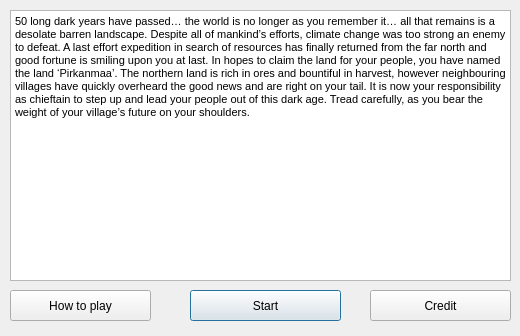
First picture: the form in Game/startdialog.ui, repository hoanhle/Colonization-Game, before the edit.
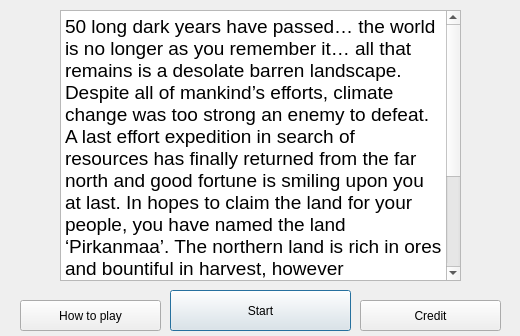
Second picture: the form after the edit.

```diff
--- a/Game/startdialog.ui
+++ b/Game/startdialog.ui
@@ -16,9 +16,9 @@
   <widget class="QTextBrowser" name="textBrowser">
    <property name="geometry">
     <rect>
-     <x>10</x>
+     <x>60</x>
      <y>10</y>
-     <width>501</width>
+     <width>401</width>
      <height>271</height>
     </rect>
    </property>
@@ -26,17 +26,17 @@
     <string>&lt;!DOCTYPE HTML PUBLIC &quot;-//W3C//DTD HTML 4.0//EN&quot; &quot;http://www.w3.org/TR/REC-html40/strict.dtd&quot;&gt;
 &lt;html&gt;&lt;head&gt;&lt;meta name=&quot;qrichtext&quot; content=&quot;1&quot; /&gt;&lt;style type=&quot;text/css&quot;&gt;
 p, li { white-space: pre-wrap; }
-&lt;/style&gt;&lt;/head&gt;&lt;body style=&quot; font-family:'MS Shell Dlg 2'; font-size:8pt; font-weight:400; font-style:normal;&quot;&gt;
-&lt;p style=&quot; margin-top:12px; margin-bottom:12px; margin-left:0px; margin-right:0px; -qt-block-indent:0; text-indent:0px;&quot;&gt;&lt;span style=&quot; font-family:'MS Shell Dlg 2';&quot;&gt;50 long dark years have passed… the world is no longer as you remember it… all that remains is a desolate barren landscape. Despite all of mankind’s efforts, climate change was too strong an enemy to defeat. A last effort expedition in search of resources has finally returned from the far north and good fortune is smiling upon you at last. In hopes to claim the land for your people, you have named the land ‘Pirkanmaa’. The northern land is rich in ores and bountiful in harvest, however neighbouring villages have quickly overheard the good news and are right on your tail. It is now your responsibility as chieftain to step up and lead your people out of this dark age. Tread carefully, as you bear the weight of your village’s future on your shoulders. &lt;/span&gt;&lt;/p&gt;&lt;/body&gt;&lt;/html&gt;</string>
+&lt;/style&gt;&lt;/head&gt;&lt;body style=&quot; font-family:'.SF NS Text'; font-size:13pt; font-weight:400; font-style:normal;&quot;&gt;
+&lt;p style=&quot; margin-top:12px; margin-bottom:12px; margin-left:0px; margin-right:0px; -qt-block-indent:0; text-indent:0px;&quot;&gt;&lt;span style=&quot; font-family:'MS Shell Dlg 2'; font-size:14pt;&quot;&gt;50 long dark years have passed… the world is no longer as you remember it… all that remains is a desolate barren landscape. Despite all of mankind’s efforts, climate change was too strong an enemy to defeat. A last effort expedition in search of resources has finally returned from the far north and good fortune is smiling upon you at last. In hopes to claim the land for your people, you have named the land ‘Pirkanmaa’. The northern land is rich in ores and bountiful in harvest, however neighbouring villages have quickly overheard the good news and are right on your tail. It is now your responsibility as chieftain to step up and lead your people out of this dark age. Tread carefully, as you bear the weight of your village’s future on your shoulders. &lt;/span&gt;&lt;/p&gt;&lt;/body&gt;&lt;/html&gt;</string>
    </property>
   </widget>
   <widget class="QPushButton" name="startButton">
    <property name="geometry">
     <rect>
-     <x>190</x>
+     <x>170</x>
      <y>290</y>
-     <width>151</width>
-     <height>31</height>
+     <width>181</width>
+     <height>41</height>
     </rect>
    </property>
    <property name="text">
@@ -46,8 +46,8 @@
   <widget class="QPushButton" name="ruleButton">
    <property name="geometry">
     <rect>
-     <x>10</x>
-     <y>290</y>
+     <x>20</x>
+     <y>300</y>
      <width>141</width>
      <height>31</height>
     </rect>
@@ -59,8 +59,8 @@
   <widget class="QPushButton" name="pushButton">
    <property name="geometry">
     <rect>
-     <x>370</x>
-     <y>290</y>
+     <x>360</x>
+     <y>300</y>
      <width>141</width>
      <height>31</height>
     </rect>
```
